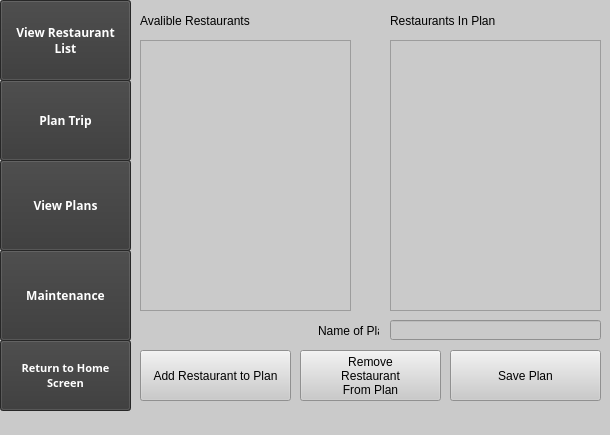
Above: FastFoodFinder/mainwindow.ui from annaali1/CS1DProject1 before the change. Below: the same form after it.
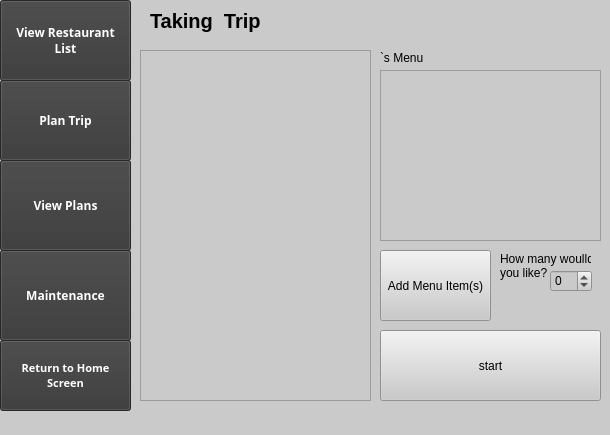
That is the form after the change. The open tabs and pages were chosen to show the change.

Commit message:
taking trip started (#27)
* taking trip started

* testing sort by distance

* finished making a trip

```diff
--- a/FastFoodFinder/mainwindow.ui
+++ b/FastFoodFinder/mainwindow.ui
@@ -148,6 +148,15 @@
        </color>
       </brush>
      </colorrole>
+     <colorrole role="PlaceholderText">
+      <brush brushstyle="NoBrush">
+       <color alpha="128">
+        <red>255</red>
+        <green>255</green>
+        <blue>255</blue>
+       </color>
+      </brush>
+     </colorrole>
     </active>
     <inactive>
      <colorrole role="WindowText">
@@ -285,6 +294,15 @@
        </color>
       </brush>
      </colorrole>
+     <colorrole role="PlaceholderText">
+      <brush brushstyle="NoBrush">
+       <color alpha="128">
+        <red>255</red>
+        <green>255</green>
+        <blue>255</blue>
+       </color>
+      </brush>
+     </colorrole>
     </inactive>
     <disabled>
      <colorrole role="WindowText">
@@ -422,6 +440,15 @@
        </color>
       </brush>
      </colorrole>
+     <colorrole role="PlaceholderText">
+      <brush brushstyle="NoBrush">
+       <color alpha="128">
+        <red>255</red>
+        <green>255</green>
+        <blue>255</blue>
+       </color>
+      </brush>
+     </colorrole>
     </disabled>
    </palette>
   </property>
@@ -607,9 +634,9 @@
      <widget class="QLabel" name="nameLabel">
       <property name="geometry">
        <rect>
-        <x>188</x>
+        <x>180</x>
         <y>320</y>
-        <width>61</width>
+        <width>71</width>
         <height>21</height>
        </rect>
       </property>
@@ -946,6 +973,212 @@
       </property>
      </widget>
     </widget>
+    <widget class="QWidget" name="tripPage">
+     <widget class="QPushButton" name="startTrip">
+      <property name="geometry">
+       <rect>
+        <x>250</x>
+        <y>330</y>
+        <width>221</width>
+        <height>71</height>
+       </rect>
+      </property>
+      <property name="text">
+       <string>start</string>
+      </property>
+     </widget>
+     <widget class="QPushButton" name="addMenuItemTrip">
+      <property name="geometry">
+       <rect>
+        <x>250</x>
+        <y>250</y>
+        <width>111</width>
+        <height>71</height>
+       </rect>
+      </property>
+      <property name="text">
+       <string>Add Menu Item(s)</string>
+      </property>
+     </widget>
+     <widget class="QSpinBox" name="menuQty">
+      <property name="geometry">
+       <rect>
+        <x>420</x>
+        <y>270</y>
+        <width>42</width>
+        <height>22</height>
+       </rect>
+      </property>
+      <property name="minimumSize">
+       <size>
+        <width>42</width>
+        <height>22</height>
+       </size>
+      </property>
+      <property name="wrapping">
+       <bool>true</bool>
+      </property>
+     </widget>
+     <widget class="QLabel" name="takingTripLabel">
+      <property name="geometry">
+       <rect>
+        <x>20</x>
+        <y>0</y>
+        <width>431</width>
+        <height>41</height>
+       </rect>
+      </property>
+      <property name="font">
+       <font>
+        <pointsize>15</pointsize>
+        <weight>75</weight>
+        <bold>true</bold>
+       </font>
+      </property>
+      <property name="text">
+       <string>Taking &lt;Insert Plan Name&gt; Trip</string>
+      </property>
+     </widget>
+     <widget class="QLabel" name="qtyLabel">
+      <property name="geometry">
+       <rect>
+        <x>370</x>
+        <y>250</y>
+        <width>91</width>
+        <height>31</height>
+       </rect>
+      </property>
+      <property name="text">
+       <string>How many woulld
+you like?</string>
+      </property>
+     </widget>
+     <widget class="QListWidget" name="tripPlanList">
+      <property name="geometry">
+       <rect>
+        <x>10</x>
+        <y>50</y>
+        <width>231</width>
+        <height>351</height>
+       </rect>
+      </property>
+     </widget>
+     <widget class="QListWidget" name="menuTripList">
+      <property name="geometry">
+       <rect>
+        <x>250</x>
+        <y>70</y>
+        <width>221</width>
+        <height>171</height>
+       </rect>
+      </property>
+     </widget>
+     <widget class="QLabel" name="restaurantNameTrip">
+      <property name="geometry">
+       <rect>
+        <x>250</x>
+        <y>50</y>
+        <width>131</width>
+        <height>16</height>
+       </rect>
+      </property>
+      <property name="text">
+       <string>&lt;restaurant&gt;`s Menu</string>
+      </property>
+     </widget>
+     <zorder>startTrip</zorder>
+     <zorder>addMenuItemTrip</zorder>
+     <zorder>takingTripLabel</zorder>
+     <zorder>qtyLabel</zorder>
+     <zorder>tripPlanList</zorder>
+     <zorder>menuTripList</zorder>
+     <zorder>menuQty</zorder>
+     <zorder>restaurantNameTrip</zorder>
+    </widget>
+    <widget class="QWidget" name="finishedTripPage">
+     <widget class="QLabel" name="thanksLabel">
+      <property name="geometry">
+       <rect>
+        <x>20</x>
+        <y>380</y>
+        <width>391</width>
+        <height>16</height>
+       </rect>
+      </property>
+      <property name="text">
+       <string>Thanks for using our program to take a trip!</string>
+      </property>
+     </widget>
+     <widget class="QLabel" name="totalRevLabel">
+      <property name="geometry">
+       <rect>
+        <x>280</x>
+        <y>320</y>
+        <width>181</width>
+        <height>16</height>
+       </rect>
+      </property>
+      <property name="text">
+       <string>Total Revenue - $&lt;insert totalRev&gt;</string>
+      </property>
+     </widget>
+     <widget class="QLabel" name="totalDistanceLabel">
+      <property name="geometry">
+       <rect>
+        <x>280</x>
+        <y>340</y>
+        <width>181</width>
+        <height>20</height>
+       </rect>
+      </property>
+      <property name="text">
+       <string>Total Distance - &lt;Isert TotalDist&gt;m&gt;</string>
+      </property>
+     </widget>
+     <widget class="Line" name="line">
+      <property name="geometry">
+       <rect>
+        <x>10</x>
+        <y>300</y>
+        <width>461</width>
+        <height>16</height>
+       </rect>
+      </property>
+      <property name="orientation">
+       <enum>Qt::Horizontal</enum>
+      </property>
+     </widget>
+     <widget class="QLabel" name="finishedTripLabel">
+      <property name="geometry">
+       <rect>
+        <x>20</x>
+        <y>20</y>
+        <width>441</width>
+        <height>41</height>
+       </rect>
+      </property>
+      <property name="font">
+       <font>
+        <pointsize>15</pointsize>
+        <weight>75</weight>
+        <bold>true</bold>
+       </font>
+      </property>
+      <property name="text">
+       <string>YOU HAVE FINISHED YOUR TRIP!!!</string>
+      </property>
+     </widget>
+     <widget class="QListWidget" name="finalRevList">
+      <property name="geometry">
+       <rect>
+        <x>10</x>
+        <y>60</y>
+        <width>461</width>
+        <height>241</height>
+       </rect>
+      </property>
+     </widget>
+    </widget>
    </widget>
    <widget class="QPushButton" name="ListButton">
     <property name="geometry">
```
Left out of the diff: 31 changed lines with no effect on the pictures. The commit also changes 4 other files.
